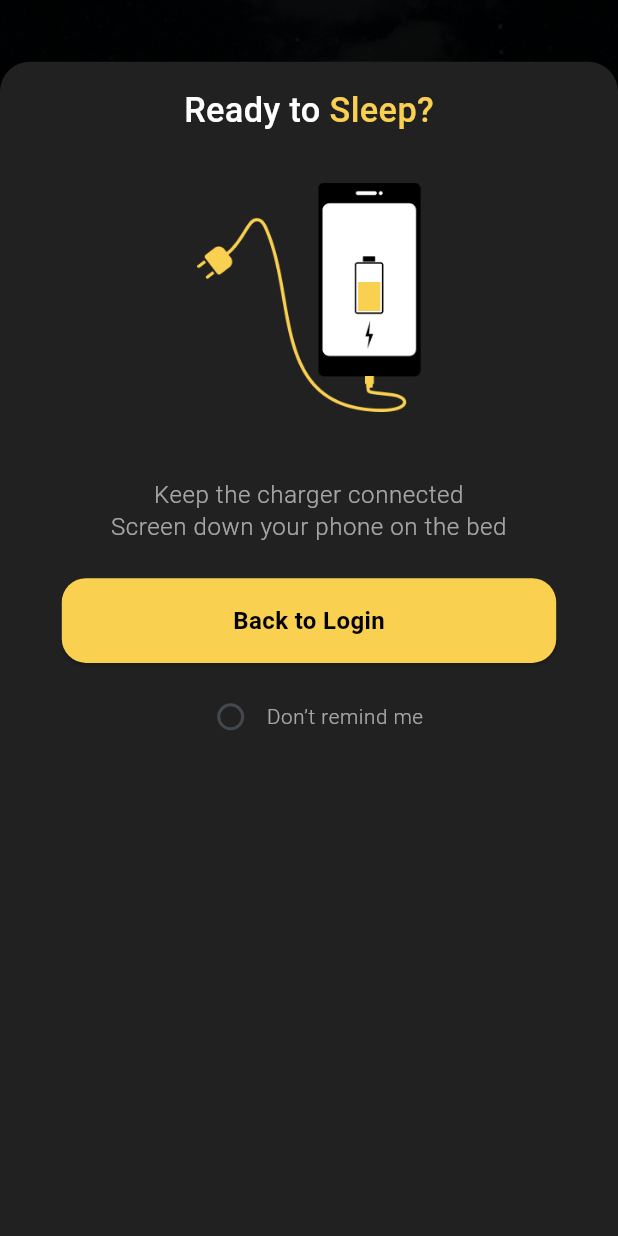
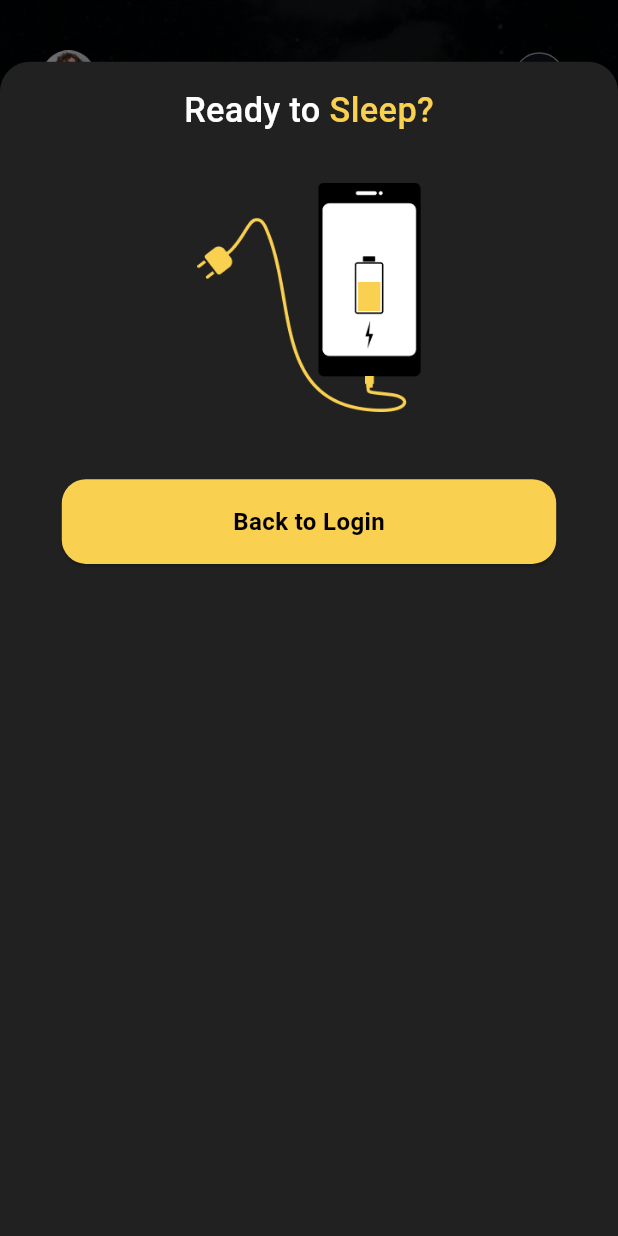
Before and after one commit to backbencherstudio/Sleep-Soundscape, a Flutter app: the ParentScreens screen opened by its route, after a tap on "Start", on a phone screen of 412 x 824 dp. Run offline on Flutter 3.47's test engine with Material 3 defaults, Android fonts, the phone set to English and light mode, and no system bars; drawn by our look-alikes of flutter_time_picker_spinner; our stand-ins replace flutter_screenutil.

Commit message:
update code

```diff
--- a/lib/model_view/parent_screen_provider.dart
+++ b/lib/model_view/parent_screen_provider.dart
@@ -1,19 +1,19 @@
 
 import 'package:flutter/material.dart';
-
 import '../view/home_screen/screen/home_screen.dart';
 import '../view/sounds_screen/screen/sound_screen.dart';
 
-class ParentScreensProvider with ChangeNotifier{
+class ParentScreensProvider with ChangeNotifier {
+  final List<Widget> _screens = [const HomeScreen(), SoundScreen()];
+  int _selectedIndex = 0;
 
-  List<Widget> screens = [const HomeScreen(),SoundScreen()];
-  int _selectedIndex = 0;
   int get selectedIndex => _selectedIndex;
+  List<Widget> get screens => _screens;
 
-  void onSelectedIndex(int selectedIndex){
-    _selectedIndex = selectedIndex;
-    notifyListeners();
-    debugPrint("Selected Index : $selectedIndex");
+  void onSelectedIndex(int selectedIndex) {
+    if (_selectedIndex != selectedIndex) {
+      _selectedIndex = selectedIndex;
+      notifyListeners();
+    }
   }
-
 }
--- a/lib/view/home_screen/screen/home_screen.dart
+++ b/lib/view/home_screen/screen/home_screen.dart
@@ -11,26 +11,27 @@ class HomeScreen extends StatefulWidget {
 }
 
 class _HomeScreenState extends State<HomeScreen> {
-  bool _isRadioSelected = false; // Boolean for radio button state
+  bool _isRadioSelected = false;
 
   @override
   Widget build(BuildContext context) {
     return Scaffold(
-      body: Stack( // ✅ Use Stack to make sure the background covers the full screen
+      body: Stack(
         fit: StackFit.expand,
         children: [
-          /// **Background Image (Full Screen)**
-          Image.asset(
+          /// **Background Image (Now Covers Full Screen)**
+          Positioned.fill(
+            child: Image.asset(
               "assets/images/home_screen_img.png",
               fit: BoxFit.cover,
+            ),
           ),
 
           /// **Main Content**
           Padding(
-            padding: EdgeInsets.all(10.r),
+            padding: EdgeInsets.symmetric(horizontal: 10.w, vertical: 20.h),
             child: Column(
               children: [
-                SizedBox(height: 20.h),
                 /// **User Info**
                 ListTile(
                   leading: ClipOval(
@@ -48,18 +49,11 @@ class _HomeScreenState extends State<HomeScreen> {
                     decoration: BoxDecoration(
                       color: const Color(0xff121221),
                       shape: BoxShape.circle,
-                      border: Border.all(
-                        color: Colors.grey,
-                        width: 1.0,
-                      ),
+                      border: Border.all(color: Colors.grey, width: 1.0),
                     ),
                     child: Padding(
                       padding: EdgeInsets.all(9.r),
-                      child: Image.asset(
-                        "assets/icons/save.png",
-                        height: 10.h,
-                        width: 10.w,
-                      ),
+                      child: Image.asset("assets/icons/save.png", height: 10.h, width: 10.w),
                     ),
                   ),
                 ),
@@ -94,15 +88,10 @@ class _HomeScreenState extends State<HomeScreen> {
                 TimePickerSpinner(
                   is24HourMode: false,
                   normalTextStyle: TextStyle(fontSize: 30, color: Colors.white),
-                  highlightedTextStyle: TextStyle(
-                    fontSize: 40,
-                    color: Colors.yellow,
-                  ),
+                  highlightedTextStyle: TextStyle(fontSize: 40, color: Colors.yellow),
                   spacing: 50,
                   itemHeight: 50,
-                  onTimeChange: (time) {
-                    // Handle time change
-                  },
+                  onTimeChange: (time) {},
                 ),
                 SizedBox(height: 102.h),
 
@@ -113,10 +102,7 @@ class _HomeScreenState extends State<HomeScreen> {
                     children: [
                       Image.asset("assets/icons/start_img.png", width: 50, height: 50),
                       SizedBox(height: 16.h),
-                      Text(
-                        "Start",
-                        style: TextStyle(color: Colors.white, fontSize: 16),
-                      ),
+                      Text("Start", style: TextStyle(color: Colors.white, fontSize: 16)),
                     ],
                   ),
                 ),
@@ -128,29 +114,25 @@ class _HomeScreenState extends State<HomeScreen> {
     );
   }
 
-  /// **Bottom Sheet with Full-Screen Background**
+  /// **Bottom Sheet**
   void _showBottomSheet() {
     showModalBottomSheet(
       context: context,
-      isScrollControlled: true, // ✅ Allows bottom sheet to take full height
-      backgroundColor: Colors.transparent, // ✅ Makes sure our Container color is applied
-      shape: RoundedRectangleBorder(
-        borderRadius: BorderRadius.vertical(top: Radius.circular(20)),
-      ),
+      isScrollControlled: true,
+      backgroundColor: Colors.transparent,
+      shape: RoundedRectangleBorder(borderRadius: BorderRadius.vertical(top: Radius.circular(20))),
       builder: (BuildContext context) {
         return Container(
-          height: MediaQuery.of(context).size.height * 0.95, // ✅ Covers 95% of screen
+          height: MediaQuery.of(context).size.height * 0.95,
           decoration: BoxDecoration(
             color: Color(0xff212121),
             borderRadius: BorderRadius.vertical(top: Radius.circular(20)),
           ),
           child: Padding(
             padding: EdgeInsets.all(16),
-            child: SingleChildScrollView(
             child: Column(
               mainAxisSize: MainAxisSize.min,
               children: [
-                  /// **Ready to Sleep Text**
                 RichText(
                   text: TextSpan(
                     children: [
@@ -174,61 +156,15 @@ class _HomeScreenState extends State<HomeScreen> {
                   ),
                 ),
                 SizedBox(height: 24.h),
-
-                  /// **Phone Image**
-                  Center(
-                    child: Image.asset("assets/images/phone.png", width: 130.w, height: 133.h),
-                  ),
+                Center(child: Image.asset("assets/images/phone.png", width: 130.w, height: 133.h)),
                 SizedBox(height: 35.h),
-
-                  /// **Instruction Text**
-                  Text(
-                    "Keep the charger connected\nScreen down your phone on the bed",
-                    textAlign: TextAlign.center,
-                    style: Theme.of(context).textTheme.bodySmall?.copyWith(
-                      color: Colors.white.withOpacity(0.6),
-                      fontSize: 14.sp,
-                      fontWeight: FontWeight.w300,
-                    ),
-                  ),
-                  SizedBox(height: 24),
-
-                  /// **Back to Login Button**
                 CustomButton(
                   onPressed: () {
                     Navigator.pop(context);
                   },
                   text: 'Back to Login',
                 ),
-                  SizedBox(height: 10.h),
-
-                  /// **Radio Button (Don’t Remind Me)**
-                  Row(
-                    mainAxisAlignment: MainAxisAlignment.center,
-                    crossAxisAlignment: CrossAxisAlignment.center,
-                    children: [
-                      Radio<bool>(
-                        value: true,
-                        groupValue: _isRadioSelected ? true : null,
-                        onChanged: (bool? newValue) {
-                          setState(() {
-                            _isRadioSelected = !_isRadioSelected;
-                          });
-                        },
-                        activeColor: Colors.yellow,
-                      ),
-                      Text(
-                        "Don’t remind me",
-                        style: Theme.of(context).textTheme.bodySmall?.copyWith(
-                          fontWeight: FontWeight.w300,
-                          color: Colors.white.withOpacity(0.6),
-                          fontSize: 12.sp,
-                        ),
-                      ),
               ],
-                  ),
-                ],
-              ),
             ),
           ),
         );
--- a/lib/view/parent_screen/screen/parent_screen.dart
+++ b/lib/view/parent_screen/screen/parent_screen.dart
@@ -1,62 +1,28 @@
 
 import 'package:flutter/material.dart';
 import 'package:provider/provider.dart';
-
 import '../../../model_view/parent_screen_provider.dart';
-import '../../../model_view/temp.dart';
 import '../widget/bottom_navigation_bar.dart';
 
-class ParentScreens extends StatefulWidget {
+class ParentScreens extends StatelessWidget {
   const ParentScreens({super.key});
-
-  @override
-  State<ParentScreens> createState() => _ParentScreensState();
-}
-
-class _ParentScreensState extends State<ParentScreens> {
-  @override
-  void initState() {
-    WidgetsBinding.instance.addPostFrameCallback((_) async {
-      final homeScreenProvider = context.read<HomeScreenProvider>();
-
-      // await homeScreenProvider.fetchAllRegisteredBatteryInAnotherThread();
-      // debugPrint("\nThis should print immedietly after battery registration fetch\n");
-      // await Future.wait([
-      //
-      // homeScreenProvider.fetchBatteryList(),
-      // context.read<NotificationProvider>().fetchNotification(),
-      // ]);
-    //  await homeScreenProvider.fetchAllRegisteredBattery();
-    //  await homeScreenProvider.fetchBatteryList();
-    //  await context.read<NotificationProvider>().fetchNotification();
-      // context.read<HomeScreenProvider>().fetchAllRegisteredBattery();
-      // context.read<HomeScreenProvider>().fetchBatteryList();
-      // context.read<NotificationProvider>().fetchNotification();
-    });
-    super.initState();
-  }
 
   @override
   Widget build(BuildContext context) {
     return Scaffold(
-      //extendBody: true,
       resizeToAvoidBottomInset: false,
-      body: SafeArea(
-        child: Stack(
-          children: [
-            Consumer<ParentScreensProvider>(
-                builder: (context, parentScreenProvider, child) {
+      body: Stack(
+        children: [
+          Consumer<ParentScreensProvider>(
+            builder: (context, parentScreenProvider, child) {
               return IndexedStack(
                 index: parentScreenProvider.selectedIndex,
                 children: parentScreenProvider.screens,
               );
-            }),
-            Align(
-              alignment: Alignment.bottomCenter,
-              child: CustomBottomBar(),
-            )
-          ],
-        ),
+            },
+          ),
+          Align(alignment: Alignment.bottomCenter, child: CustomBottomBar()),
+        ],
       ),
     );
   }
```
Lines whose indentation alone changed are shown as unchanged.
